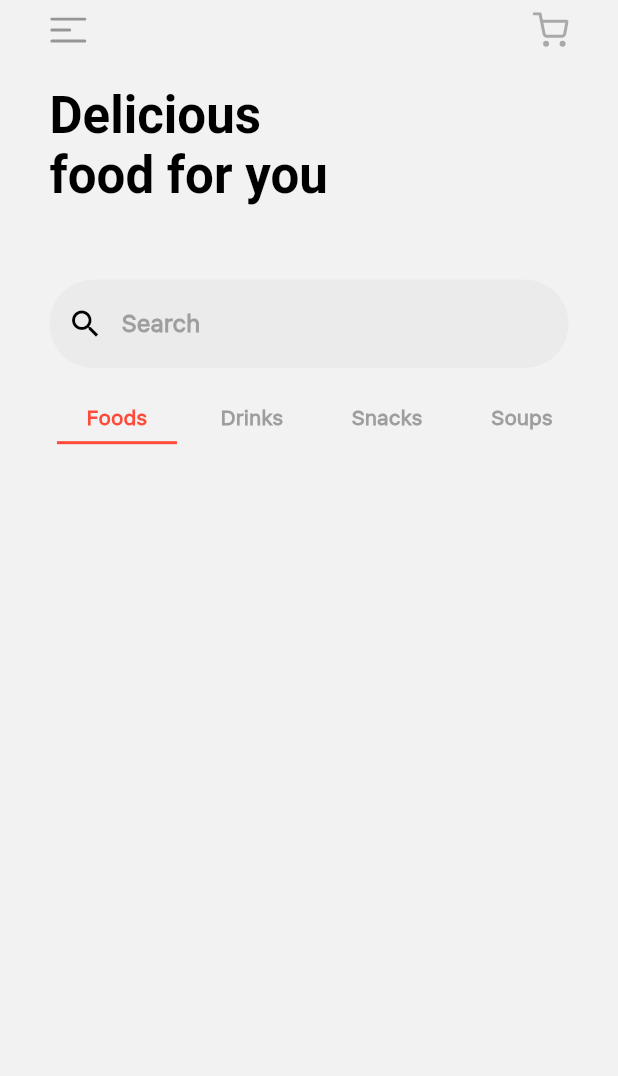
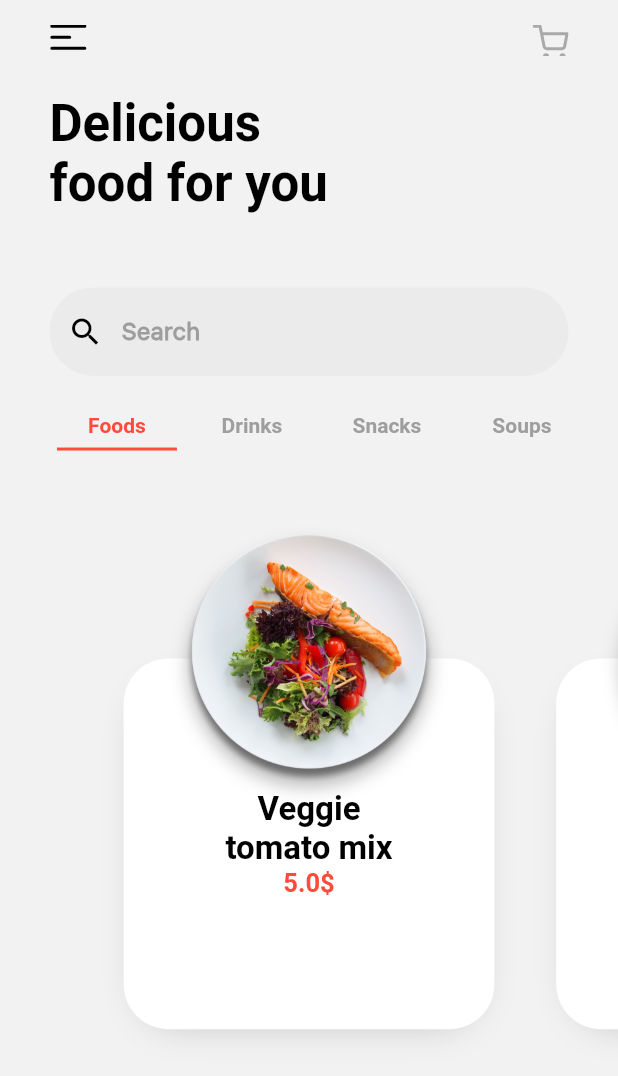
Before and after one commit to BrahimChouih/FoodApp, a Flutter app: the HomeTap screen opened directly, on a phone screen of 412 x 824 dp. Shown: the top 1076 px of the screen. Run offline on Flutter 3.47's test engine with Material 2 defaults, Android fonts, the phone set to English and light mode, and no system bars; our stand-ins replace flutter_svg, font_awesome_flutter, get; Roboto replaces fonts that are missing (SFProRounded).

Commit message:
home & fav empity & history empity

```diff
--- a/lib/components/custom_app_bar.dart
+++ b/lib/components/custom_app_bar.dart
@@ -6,29 +6,47 @@ class CustomAppBar extends StatelessWidget {
   CustomAppBar({
     Key? key,
     this.leading,
-    this.padding = 8.0,
-    this.title,
+    this.padding = 15.0,
+    this.title = '',
     this.trailing,
+    this.backButton = false,
   }) : super(key: key);
 
   Widget? leading;
   Widget? trailing;
-  String? title;
+  String title;
+  final bool backButton;
   double padding;
 
   @override
   Widget build(BuildContext context) {
-    return Padding(
-      padding: EdgeInsets.symmetric(horizontal: padding),
-      child: Row(
-        children: [
-          leading ?? const SizedBox(),
-          Expanded(
-            child: title != null ? Text(title!) : const SizedBox(),
+    return Stack(
+      children: [
+        Positioned(
+          left: padding,
+          child: leading ??
+              (backButton
+                  ? InkWell(
+                      child: const Icon(Icons.arrow_back_ios),
+                      onTap: () => Get.back(),
+                    )
+                  : const SizedBox()),
+        ),
+        Center(
+          child: Text(
+            title,
+            style: const TextStyle(
+              fontSize: 18,
+              fontFamily: "SFProRounded",
+              fontWeight: FontWeight.bold,
+            ),
           ),
-          trailing ?? const SizedBox(),
-        ],
-      ),
+        ),
+        Positioned(
+          right: padding,
+          child: trailing ?? const SizedBox(),
+        ),
+      ],
     );
   }
 }
--- a/lib/components/custom_tap_bar.dart
+++ b/lib/components/custom_tap_bar.dart
@@ -13,14 +13,13 @@ class CustomTapBar extends StatelessWidget {
 
   List<String> taps;
   List<Widget> pages;
-  PageController pageController = PageController();
 
   @override
   Widget build(BuildContext context) {
     return GetBuilder<TapController>(
       builder: (_) => Column(
         children: [
-          Container(
+          SizedBox(
             width: Get.width,
             height: 40,
             child: ListView.builder(
@@ -33,12 +32,7 @@ class CustomTapBar extends StatelessWidget {
             ),
           ),
           Expanded(
-            child: PageView.builder(
-              controller: pageController,
-              onPageChanged: tapController.onChangoFromPageView,
-              itemCount: pages.length,
-              itemBuilder: (_, i) => pages[i],
-            ),
+            child: pages[tapController.currentPage],
           ),
         ],
       ),
@@ -51,11 +45,11 @@ class CustomTapBar extends StatelessWidget {
       hoverColor: Colors.transparent,
       splashColor: Colors.transparent,
       onTap: () {
-        tapController.onChange(index, pageController);
+        tapController.onChange(index);
       },
       child: Container(
+        margin: const EdgeInsets.symmetric(horizontal: 5),
         width: 80,
-        margin: const EdgeInsets.symmetric(horizontal: 5),
         child: Column(
           children: [
             Text(
--- a/lib/controllers/tap_controler.dart
+++ b/lib/controllers/tap_controler.dart
@@ -4,16 +4,7 @@ import 'package:get/get.dart';
 class TapController extends GetxController {
   int currentPage = 0;
 
-  void onChange(int page, PageController pageController) {
-    pageController.animateToPage(
-      page,
-      duration: Duration(milliseconds: 200),
-      curve: Curves.easeIn,
-    );
-    update();
-  }
-
-  void onChangoFromPageView(int page) {
+  void onChange(int page) {
     currentPage = page;
     update();
   }
--- /dev/null
+++ b/lib/models/food.dart
@@ -0,0 +1,11 @@
+class Food {
+  String name;
+  double price;
+  String image;
+
+  Food({
+    required this.image,
+    required this.name,
+    required this.price,
+  });
+}
--- /dev/null
+++ b/lib/screens/foods_screen.dart
@@ -0,0 +1,119 @@
+import 'package:flutter/material.dart';
+import 'package:foodapp/models/food.dart';
+import 'package:foodapp/utils/constants.dart';
+import 'package:get/get.dart';
+
+class FoodsScreen extends StatelessWidget {
+  FoodsScreen({Key? key}) : super(key: key);
+
+  final List<Food> foods = [
+    Food(
+      image: 'food1',
+      name: 'Veggie \ntomato mix',
+      price: 5.0,
+    ),
+    Food(
+      image: 'food2',
+      name: 'Veggie \ntomato mix',
+      price: 3.0,
+    ),
+    Food(
+      image: 'food3',
+      name: 'Veggie \ntomato mix',
+      price: 8.0,
+    ),
+  ];
+
+  @override
+  Widget build(BuildContext context) {
+    return PageView.builder(
+      itemCount: foods.length,
+      controller: PageController(viewportFraction: 0.7),
+      itemBuilder: (_, i) => Center(
+        child: SizedBox(
+          width: Get.width * 0.7,
+          child: Stack(
+            children: [
+              Positioned(
+                top: Get.height * 0.15,
+                width: Get.width * 0.7,
+                child: Center(
+                  child: SizedBox(
+                    width: Get.width * 0.6,
+                    height: Get.height * 0.3,
+                    child: Container(
+                      decoration: BoxDecoration(
+                          color: Colors.white,
+                          borderRadius: BorderRadius.circular(30),
+                          boxShadow: [
+                            BoxShadow(
+                              color: Colors.grey.withOpacity(0.5),
+                              blurRadius: 20,
+                              spreadRadius: -10,
+                              offset: const Offset(0, 8),
+                            )
+                          ]),
+                      child: Center(
+                        child: Column(
+                          mainAxisSize: MainAxisSize.min,
+                          children: [
+                            Text(
+                              foods[i].name,
+                              textAlign: TextAlign.center,
+                              style: const TextStyle(
+                                fontSize: 22,
+                                fontWeight: FontWeight.bold,
+                                fontFamily: 'SFProRounded',
+                              ),
+                            ),
+                            Text(
+                              '${foods[i].price}\$',
+                              style: const TextStyle(
+                                fontSize: 17,
+                                color: primaryColor,
+                                fontWeight: FontWeight.bold,
+                                fontFamily: 'SFProRounded',
+                              ),
+                            ),
+                          ],
+                        ),
+                      ),
+                    ),
+                  ),
+                ),
+              ),
+              Positioned(
+                top: Get.height * 0.05,
+                width: Get.width * 0.7,
+                child: Center(
+                  child: Container(
+                    // width: Get.width * 0.7,
+                    // height: Get.height * 0.2,
+                    decoration: BoxDecoration(
+                      shape: BoxShape.circle,
+                      boxShadow: [
+                        BoxShadow(
+                          blurRadius: 10,
+                          spreadRadius: -3,
+                          color: Colors.grey.withOpacity(0.8),
+                          offset: const Offset(0, 5),
+                        ),
+                      ],
+                    ),
+                    child: CircleAvatar(
+                      backgroundColor: Colors.transparent,
+                      backgroundImage: AssetImage(
+                        'assets/images/${foods[i].image}.png',
+                      ),
+                      radius: Get.width * 0.4 / 2,
+                    ),
+                  ),
+                ),
+              ),
+            ],
+          ),
+        ),
+      ),
+    );
+  }
+}
--- a/lib/screens/home_taps/favorite_tap.dart
+++ b/lib/screens/home_taps/favorite_tap.dart
@@ -1,10 +1,37 @@
 import 'package:flutter/material.dart';
+import 'package:font_awesome_flutter/font_awesome_flutter.dart';
+import 'package:foodapp/components/custom_app_bar.dart';
+import 'package:foodapp/components/custom_button.dart';
+import 'package:get/get.dart';
 
 class FavoriteTap extends StatelessWidget {
   const FavoriteTap({Key? key}) : super(key: key);
 
   @override
   Widget build(BuildContext context) {
-    return Scaffold();
+    return Scaffold(
+      body: SafeArea(
+        child: Column(
+          children: [
+            SizedBox(height: Get.height * 0.02),
+            CustomAppBar(title: 'Favorite'),
+            const Spacer(),
+            FaIcon(
+              FontAwesomeIcons.heart,
+              color: Colors.grey.withOpacity(0.2),
+              size: Get.width * 0.4,
+            ),
+            SizedBox(height: Get.height * 0.01),
+            Text(
+              'No favorite yet',
+              style: Get.theme.textTheme.bodyText1?.copyWith(
+                fontSize: 21,
+              ),
+            ),
+            const Spacer(),
+          ],
+        ),
+      ),
+    );
   }
 }
--- a/lib/screens/home_taps/history_tap.dart
+++ b/lib/screens/home_taps/history_tap.dart
@@ -1,10 +1,49 @@
 import 'package:flutter/material.dart';
+import 'package:font_awesome_flutter/font_awesome_flutter.dart';
+import 'package:foodapp/components/custom_app_bar.dart';
+import 'package:foodapp/components/custom_button.dart';
+import 'package:get/get.dart';
 
 class HistoryTap extends StatelessWidget {
   const HistoryTap({Key? key}) : super(key: key);
 
   @override
   Widget build(BuildContext context) {
-    return Scaffold();
+    return Scaffold(
+      body: SafeArea(
+        child: Column(
+          children: [
+            SizedBox(height: Get.height * 0.02),
+            CustomAppBar(title: 'History'),
+            const Spacer(),
+            FaIcon(
+              FontAwesomeIcons.history,
+              color: Colors.grey.withOpacity(0.2),
+              size: Get.width * 0.4,
+            ),
+            SizedBox(height: Get.height * 0.01),
+            Text(
+              'No history yet',
+              style: Get.theme.textTheme.bodyText1?.copyWith(
+                fontSize: 21,
+              ),
+            ),
+            SizedBox(height: Get.height * 0.01),
+            Text(
+              'Hit the orange button down\nbelow to Create an order',
+              style: Get.theme.textTheme.bodyText1?.copyWith(
+                color: Colors.grey,
+              ),
+            ),
+            const Spacer(),
+            CustomButton(
+              text: 'Start odering',
+              onPressed: () {},
+            ),
+            SizedBox(height: Get.height * 0.01),
+          ],
+        ),
+      ),
+    );
   }
 }
--- a/lib/screens/home_taps/home_tap.dart
+++ b/lib/screens/home_taps/home_tap.dart
@@ -3,6 +3,7 @@ import 'package:flutter_svg/flutter_svg.dart';
 import 'package:font_awesome_flutter/font_awesome_flutter.dart';
 import 'package:foodapp/components/custom_app_bar.dart';
 import 'package:foodapp/components/custom_tap_bar.dart';
+import 'package:foodapp/screens/foods_screen.dart';
 import 'package:foodapp/utils/constants.dart';
 import 'package:get/get.dart';
 
@@ -15,8 +16,9 @@ class HomeTap extends StatelessWidget {
       body: SafeArea(
         child: Column(
           crossAxisAlignment: CrossAxisAlignment.start,
+          mainAxisSize: MainAxisSize.min,
           children: [
-            SizedBox(height: Get.height * 0.01),
+            SizedBox(height: Get.height * 0.02),
             //  App bar
             CustomAppBar(
               padding: Get.width * 0.08,
@@ -24,7 +26,6 @@ class HomeTap extends StatelessWidget {
                 onTap: () {},
                 child: SvgPicture.asset(
                   'assets/icons/menu.svg',
-                  color: Colors.black38,
                 ),
               ),
               trailing: InkWell(
@@ -76,13 +77,19 @@ class HomeTap extends StatelessWidget {
             ), // Food Categories
             Expanded(
               child: CustomTapBar(
-                taps: const ['Foods', 'Drinks', 'Snacks', 'Soups', 'Foods'],
+                taps: const [
+                  'Foods',
+                  'Drinks',
+                  'Snacks',
+                  'Soups',
+                  'Foods',
+                ],
                 pages: [
-                  Container(),
-                  Container(),
-                  Container(),
-                  Container(),
-                  Container(),
+                  FoodsScreen(),
+                  FoodsScreen(),
+                  FoodsScreen(),
+                  FoodsScreen(),
+                  FoodsScreen(),
                 ],
               ),
             ),
--- a/lib/theme/primary_theme.dart
+++ b/lib/theme/primary_theme.dart
@@ -42,12 +42,13 @@ ThemeData primaryTheme = ThemeData.light().copyWith(
       color: Colors.black,
     ),
     bodyText2: TextStyle(
-      fontFamily: 'SFProText',
+      fontFamily: 'SFProRounded',
       color: Colors.black,
     ),
     bodyText1: TextStyle(
       fontFamily: 'SFProText',
       color: Colors.black,
+      fontWeight: FontWeight.bold,
     ),
   ),
 );
```
Also changed, not shown: assets/images/food1.png (added), assets/images/food2.png (added), assets/images/food3.png (added).
